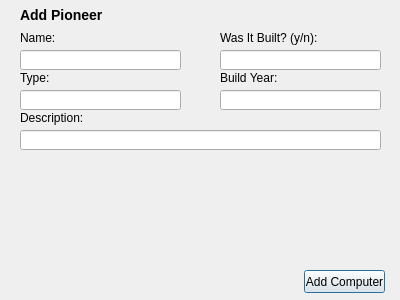
Qt form vika3/ui/addcomputer.ui (hlynurstef/Verklegt-namskeid-1-vika-3) before a commit.
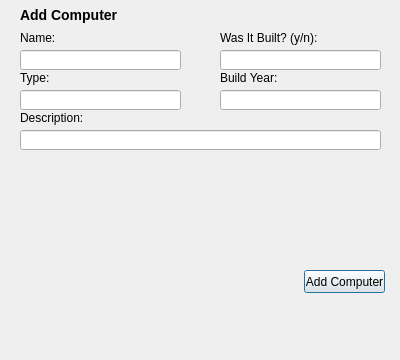
The same form after that commit.

Commit message: Added things to addComputer, it now works. Tried to start working on relations, did not go so well.

Diff of the .ui file:
```diff
--- a/vika3/ui/addcomputer.ui
+++ b/vika3/ui/addcomputer.ui
@@ -7,7 +7,7 @@
     <x>0</x>
     <y>0</y>
     <width>400</width>
-    <height>300</height>
+    <height>360</height>
    </rect>
   </property>
   <property name="windowTitle">
@@ -67,12 +67,12 @@
     <rect>
      <x>20</x>
      <y>0</y>
-     <width>91</width>
+     <width>101</width>
      <height>31</height>
     </rect>
    </property>
    <property name="text">
-    <string>&lt;h3&gt;Add Pioneer &lt;/h2&gt;</string>
+    <string>&lt;html&gt;&lt;head/&gt;&lt;body&gt;&lt;p&gt;&lt;span style=&quot; font-size:large; font-weight:600;&quot;&gt;Add Computer&lt;/span&gt;&lt;/p&gt;&lt;/body&gt;&lt;/html&gt;</string>
    </property>
   </widget>
   <widget class="QPushButton" name="button_add_computer">
```
Left out of the diff: 8 changed lines with no effect on the pictures. The commit also changes 8 other files.
